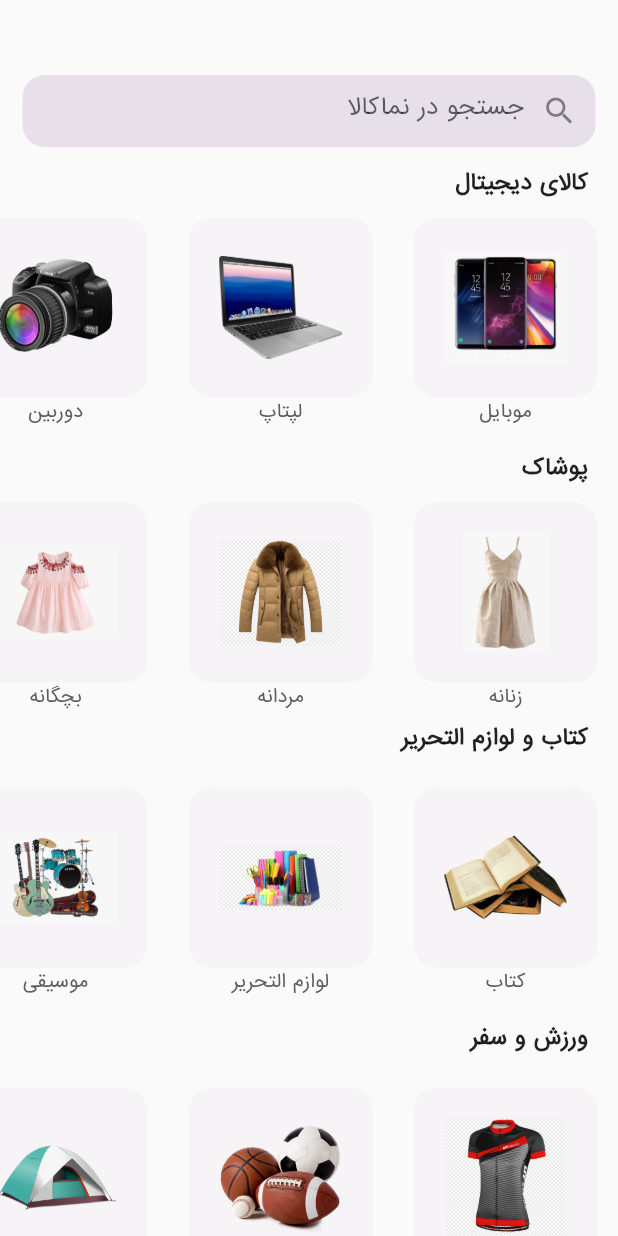
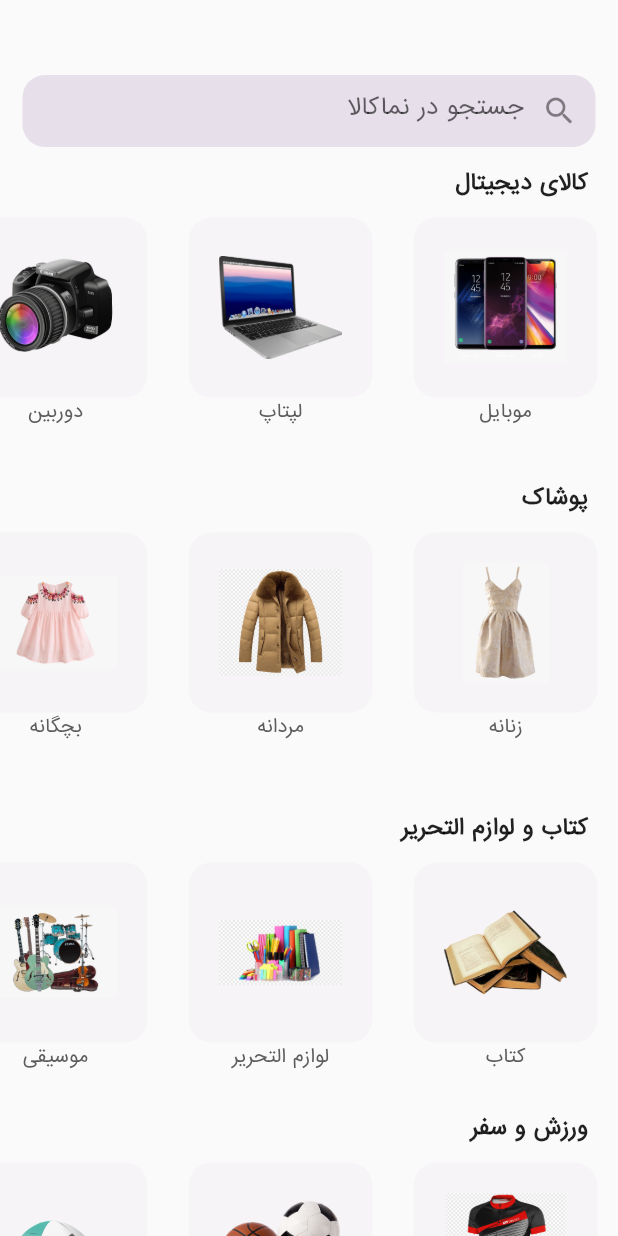
Before and after one commit to RozhanMk/NamaKala, a Flutter app: the sortingScreen screen opened directly, on a phone screen of 412 x 824 dp. Run offline on Flutter 3.47's test engine with Material 2 defaults, Android fonts, the phone set to English and light mode, and no system bars.

Commit message:
changed sorting screen

```diff
--- a/lib/pages/Sorting/sortScreen.dart
+++ b/lib/pages/Sorting/sortScreen.dart
@@ -75,7 +75,7 @@ class sortingScreen extends StatelessWidget {
 
                 Column(
                   children: [
-                    SizedBox(height: 300),
+                    SizedBox(height: 320),
                     Container(
                       margin: EdgeInsets.symmetric(horizontal: 20),
                       child: Text(
@@ -91,7 +91,7 @@ class sortingScreen extends StatelessWidget {
                 ),
                 Column(
                   children: [
-                    SizedBox(height: 330),
+                    SizedBox(height: 350),
                     Container(
                       height: 150,
                       child: ListView.separated(
@@ -108,7 +108,7 @@ class sortingScreen extends StatelessWidget {
 
                 Column(
                   children: [
-                    SizedBox(height: 480),
+                    SizedBox(height: 540),
                     Container(
                       margin: EdgeInsets.symmetric(horizontal: 20),
                       child: Text(
@@ -124,7 +124,7 @@ class sortingScreen extends StatelessWidget {
                 ),
                 Column(
                   children: [
-                    SizedBox(height: 520),
+                    SizedBox(height: 570),
                     Container(
                       height: 150,
                       child: ListView.separated(
@@ -141,7 +141,7 @@ class sortingScreen extends StatelessWidget {
 
                 Column(
                   children: [
-                    SizedBox(height: 680),
+                    SizedBox(height: 740),
                     Container(
                       margin: EdgeInsets.symmetric(horizontal: 20),
                       child: Text(
@@ -157,7 +157,7 @@ class sortingScreen extends StatelessWidget {
                 ),
                 Column(
                   children: [
-                    SizedBox(height: 720),
+                    SizedBox(height: 770),
                     Container(
                       height: 150,
                       child: ListView.separated(
```
